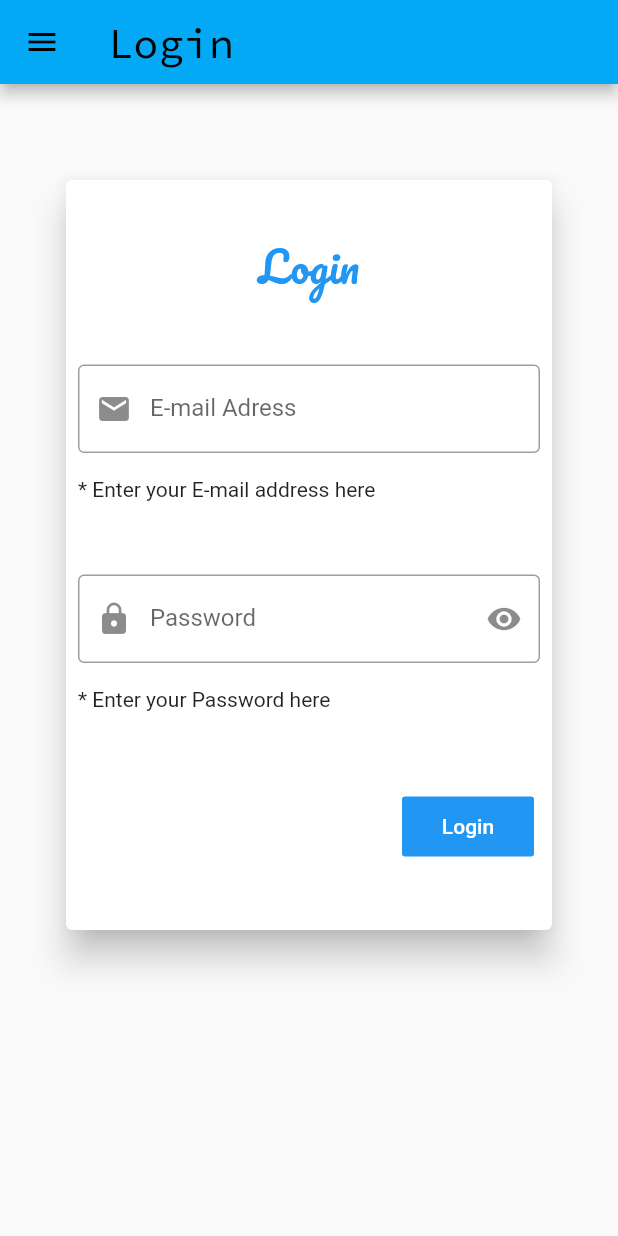
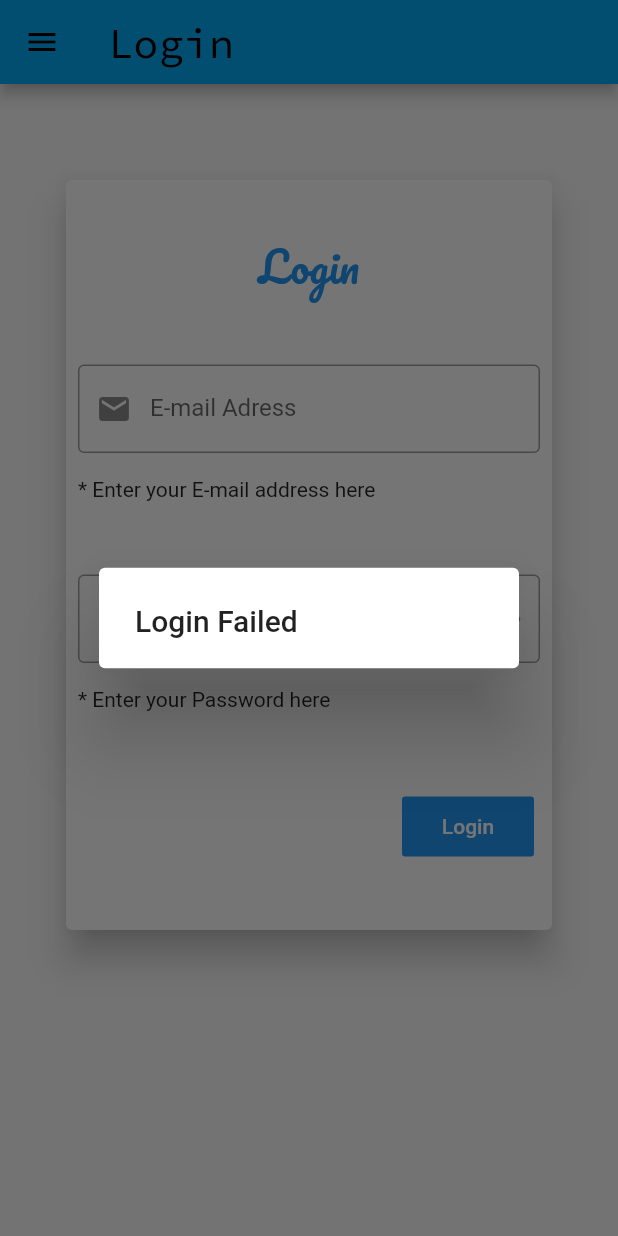
Before and after one commit to ivobass/loginapp, a Flutter app: the screen it shows after launch, after a tap on "Login", on a phone screen of 412 x 824 dp. Run offline on Flutter 3.47's test engine with Material 2 defaults, Android fonts, the phone set to English and light mode, and no system bars; our stand-ins replace google_fonts.

Commit message:
if else
password

```diff
--- a/lib/main.dart
+++ b/lib/main.dart
@@ -4,21 +4,67 @@ import 'package:google_fonts/google_fonts.dart';
 void main() => runApp(AppName());
 
 class AppName extends StatelessWidget {
-  var password = InputDecoration(
-                              prefixIcon: Icon(Icons.lock),
-                              suffixIcon: Icon(Icons.visibility),
-                              border: OutlineInputBorder(),
-                              labelText: 'Password',
-                            );
   @override
   Widget build(BuildContext context) {
     return MaterialApp(
       theme: ThemeData(
         primaryColor: Colors.lightBlueAccent,
-        primaryColorDark: Colors.yellow[400],// importante para mudar as cores do thema//
+        primaryColorDark:
+            Colors.yellow[400], // importante para mudar as cores do thema//
       ),
       title: 'Login App',
-      home: Scaffold(
+      home: LoginApp(),
+    );
+  }
+}
+
+class LoginApp extends StatefulWidget {
+  @override
+  _LoginAppState createState() => _LoginAppState();
+}
+
+class _LoginAppState extends State<LoginApp> {
+  @override
+  Widget build(BuildContext context) {
+    final usernameData = TextEditingController();
+    final passwordData = TextEditingController();
+    bool _showpass = true;
+
+    final username = TextField(
+      controller: usernameData,
+      decoration: InputDecoration(
+        prefixIcon: Icon(Icons.mail),
+        border: OutlineInputBorder(),
+        labelText: 'E-mail Adress',
+      ),
+    );
+
+    final password = TextField(
+      controller: passwordData,
+      obscureText: _showpass, // coloca escondigo o texto //
+      decoration: InputDecoration(
+        prefixIcon: Icon(Icons.lock),
+        suffixIcon: GestureDetector(
+          // onTapDown:
+          // onTapUp:
+          child: Icon(Icons.visibility),
+          onLongPress: () {
+            setState(() {
+              _showpass = false;
+            });
+          },
+          onLongPressUp: () {
+            setState(() {
+              _showpass = true;
+            });
+          },
+        ),
+        border: OutlineInputBorder(),
+        labelText: 'Password',
+      ),
+    );
+
+    return Scaffold(
       drawer: Drawer(),
       appBar: AppBar(
         backgroundColor: Colors.lightBlue,
@@ -59,13 +105,7 @@ class AppName extends StatelessWidget {
                     children: <Widget>[
                       Padding(
                         padding: const EdgeInsets.all(8.0),
-                          child: TextField(
-                            decoration: InputDecoration(
-                              prefixIcon: Icon(Icons.mail),
-                              border: OutlineInputBorder(),
-                              labelText: 'E-mail Adress',
-                            ),
-                          ),
+                        child: username,
                       ),
                       Padding(
                         padding: const EdgeInsets.all(8.0),
@@ -79,10 +119,7 @@ class AppName extends StatelessWidget {
                     children: <Widget>[
                       Padding(
                         padding: const EdgeInsets.all(8.0),
-                          child: TextField(
-                            obscureText: true, // coloca escondigo o texto //
-                            decoration: password,
-                          ),
+                        child: password,
                       ),
                       Padding(
                         padding: const EdgeInsets.all(8.0),
@@ -104,7 +141,28 @@ class AppName extends StatelessWidget {
                           disabledTextColor: Colors.grey,
                           child: Text('Login'),
                           onPressed: () {
+                            setState(() {
+                              if (usernameData != null &&
+                                  usernameData.text == "lorem@ipsum.com" &&
+                                  passwordData != null &&
+                                  passwordData.text == "mySecret43") {
+                                showDialog(
+                                  context: context,
+                                  child: AlertDialog(
+                                    title: Text('Login Successful'),
+                                  ),
+                                );
+                              }else{
+                                showDialog(
+                                  context: context,
+                                  child: AlertDialog(
+                                    title: Text('Login Failed'),
+                                  ),
+                                );
+                              }
 
+
+                            });
                           },
                         ),
                       ),
@@ -116,7 +174,6 @@ class AppName extends StatelessWidget {
           ),
         ),
       ),
-      ),
     );
   }
 }
```
Also changed, not shown: 21 other files. Lines whose indentation alone changed are shown as unchanged.
